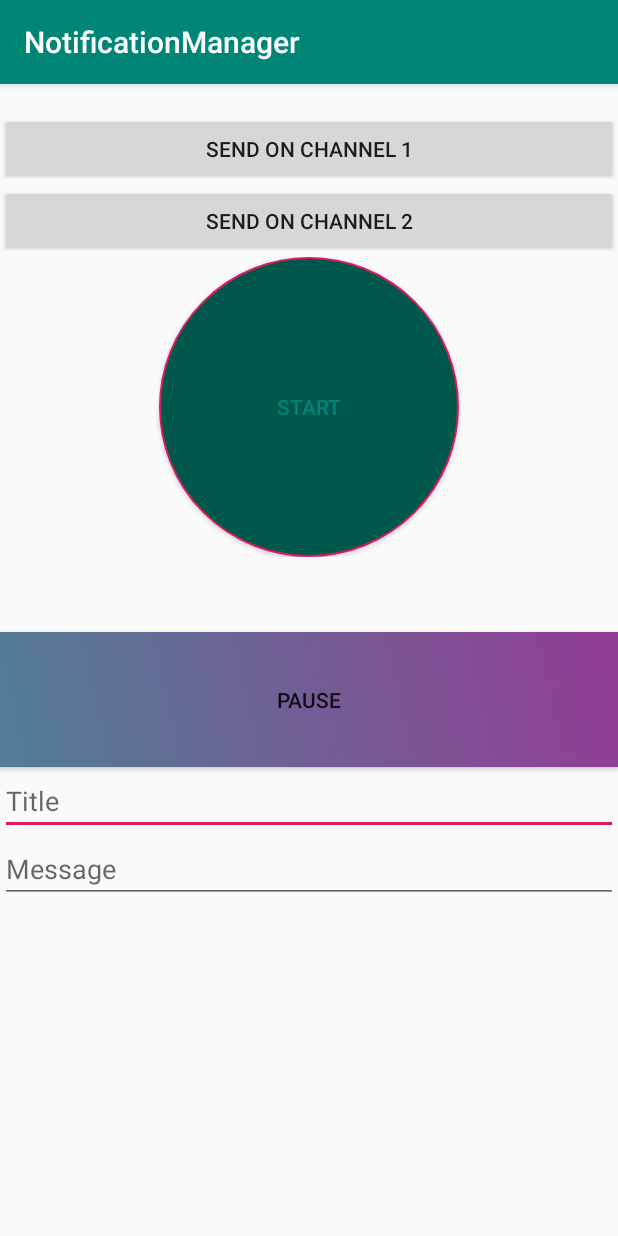
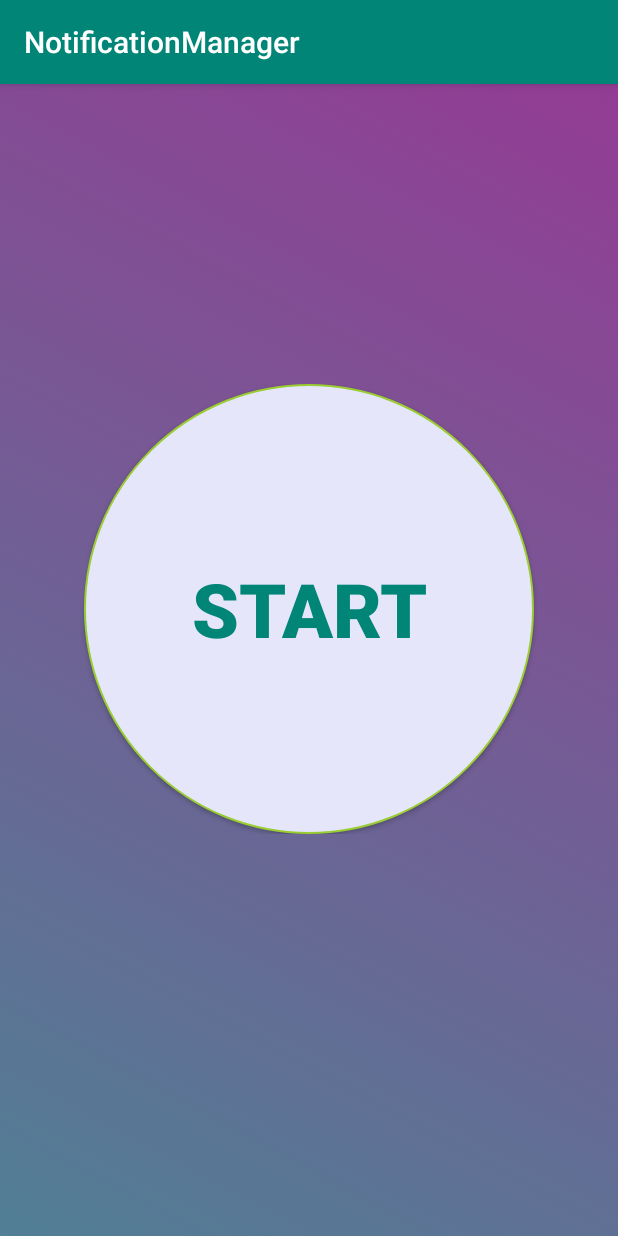
Before and after one commit to TarasVolianskyi/NotificationManager, an Android app: the screen it shows after launch (MainActivity), on a phone screen of 412 x 824 dp. Run offline under Robolectric (Android 15) with nearby library versions, the light colour scheme and no system bars.

Commit message:
update view

```diff
--- a/app/src/main/java/com/example/notificationmanager/MainActivity.java
+++ b/app/src/main/java/com/example/notificationmanager/MainActivity.java
@@ -47,6 +47,7 @@ public class MainActivity extends AppCompatActivity implements View.OnClickListe
     private ArrayList<MyDataModel> list;
     private MyArrayAdapter adapter;
     private TextView tvTest;
+    private LinearLayout mainLayout;
 
 
     @Override
@@ -65,6 +66,7 @@ public class MainActivity extends AppCompatActivity implements View.OnClickListe
         btnStart = findViewById(R.id.btn_start_main_activity);
         btnPause = findViewById(R.id.btn_pause_main_activity);
         layoutStart = findViewById(R.id.layout_start_main_activit);
+        mainLayout = findViewById(R.id.mainLayout);
         btnStart.setOnClickListener(this);
         initSeekBarView();
         initAnimationBackground();
@@ -72,10 +74,10 @@ public class MainActivity extends AppCompatActivity implements View.OnClickListe
 
 
     private void initAnimationBackground() {
-        AnimationDrawable animationDrawable = (AnimationDrawable) btnPause
+        AnimationDrawable animationDrawable = (AnimationDrawable) mainLayout
                 .getBackground();
         animationDrawable.setEnterFadeDuration(1000);
-        animationDrawable.setExitFadeDuration(4000);
+        animationDrawable.setExitFadeDuration(2000);
         animationDrawable.start();
 
 
@@ -175,12 +177,12 @@ public class MainActivity extends AppCompatActivity implements View.OnClickListe
     }
 
     private void start() {
-      layoutStart.setVisibility(View.VISIBLE);
-    //  connectToDB();
-     //  new GetDataTask().execute();
+        layoutStart.setVisibility(View.VISIBLE);
+        //  connectToDB();
+        //  new GetDataTask().execute();
 
 
-       // visibilityForListView();
+        // visibilityForListView();
         unvisibilityForStartbutton();
 
     }
--- a/app/src/main/res/drawable/gradient_list.xml
+++ b/app/src/main/res/drawable/gradient_list.xml
@@ -2,6 +2,7 @@
 <animation-list xmlns:android="http://schemas.android.com/apk/res/android">
 
     <item
+
         android:drawable="@drawable/gradient_1"
         android:duration="4000" />
 
@@ -13,4 +14,6 @@
         android:drawable="@drawable/gradient_3"
         android:duration="4000" />
 
+
+
 </animation-list>
--- a/app/src/main/res/drawable/shape_drawable.xml
+++ b/app/src/main/res/drawable/shape_drawable.xml
@@ -2,9 +2,9 @@
 <selector xmlns:android="http://schemas.android.com/apk/res/android">
     <item>
         <shape android:shape="oval">
-            <stroke android:color="@color/colorAccent" android:width="1dp" />
-            <solid android:color="@color/colorPrimaryDark"/>
-            <size android:width="200dp" android:height="200dp"/>
+            <stroke android:color="@color/colorCornerLine" android:width="1dp" />
+            <solid android:color="@color/colorOfStartBtn"/>
+            <size android:width="300dp" android:height="300dp"/>
         </shape>
     </item>
 
--- a/app/src/main/res/layout/activity_main.xml
+++ b/app/src/main/res/layout/activity_main.xml
@@ -3,7 +3,9 @@
     xmlns:app="http://schemas.android.com/apk/res-auto"
     xmlns:tools="http://schemas.android.com/tools"
     android:layout_width="match_parent"
+    android:id="@+id/mainLayout"
     android:layout_height="match_parent"
+    android:background="@drawable/gradient_list"
     android:orientation="vertical"
     tools:context=".MainActivity">
 
@@ -24,22 +26,27 @@
                 android:orientation="vertical">
 
                 <TextView
+                    android:visibility="gone"
                     android:layout_width="match_parent"
                     android:layout_height="wrap_content"
                     android:id="@+id/tv_test_text" />
 
                 <Button
+                    android:visibility="gone"
                     android:layout_width="match_parent"
                     android:layout_height="wrap_content"
                     android:onClick="sendOnChannel1"
                     android:text="Send on Channel 1" />
 
                 <Button
+                    android:visibility="gone"
                     android:layout_width="match_parent"
                     android:layout_height="wrap_content"
                     android:onClick="sendOnChannel2"
                     android:text="Send on Channel 2" />
-
+<View
+    android:layout_width="match_parent"
+    android:layout_height="200dp"/>
                 <LinearLayout
                     android:layout_width="match_parent"
                     android:layout_height="wrap_content"
@@ -53,17 +60,20 @@
                         android:layout_width="wrap_content"
                         android:layout_height="wrap_content"
                         android:text="Start"
+                        android:textSize="50dp"
+                        android:textStyle="bold"
                         android:background="@drawable/shape_drawable"
                         android:textColor="@color/colorPrimary"
-                        android:padding="12dp" />
+                        android:padding="6dp" />
                 </LinearLayout>
 
                 <View
                     android:layout_width="match_parent"
-                    android:layout_height="50dp" />
+                    android:layout_height="40dp" />
 
 
                 <Button
+                    android:visibility="gone"
                     android:id="@+id/btn_pause_main_activity"
                     android:layout_width="match_parent"
                     android:layout_height="90dp"
@@ -72,12 +82,14 @@
                     android:background="@drawable/gradient_list" />
 
                 <EditText
+                    android:visibility="gone"
                     android:id="@+id/edit_text_title"
                     android:layout_width="match_parent"
                     android:layout_height="wrap_content"
                     android:hint="Title" />
 
                 <EditText
+                    android:visibility="gone"
                     android:id="@+id/edit_text_message"
                     android:layout_width="match_parent"
                     android:layout_height="wrap_content"
@@ -159,6 +171,7 @@
 
                         <ImageView
                             android:layout_width="0dp"
+
                             android:src="@drawable/de"
                             android:layout_height="wrap_content"
                             android:layout_weight="2" />
--- a/app/src/main/res/values/colors.xml
+++ b/app/src/main/res/values/colors.xml
@@ -3,4 +3,7 @@
     <color name="colorPrimary">#008577</color>
     <color name="colorPrimaryDark">#00574B</color>
     <color name="colorAccent">#D81B60</color>
+    <color name="myBackgroundcolor">#9083F0</color>
+    <color name="colorOfStartBtn">#E6E6FA</color>
+    <color name="colorCornerLine">#9ACD32</color>
 </resources>
```
